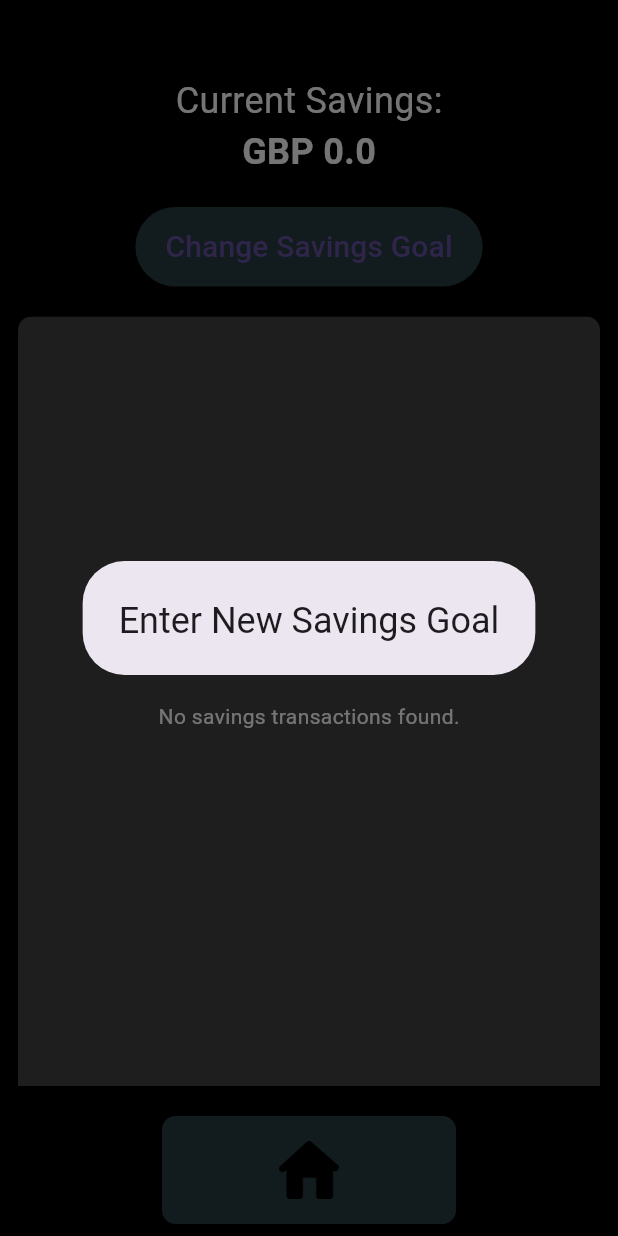
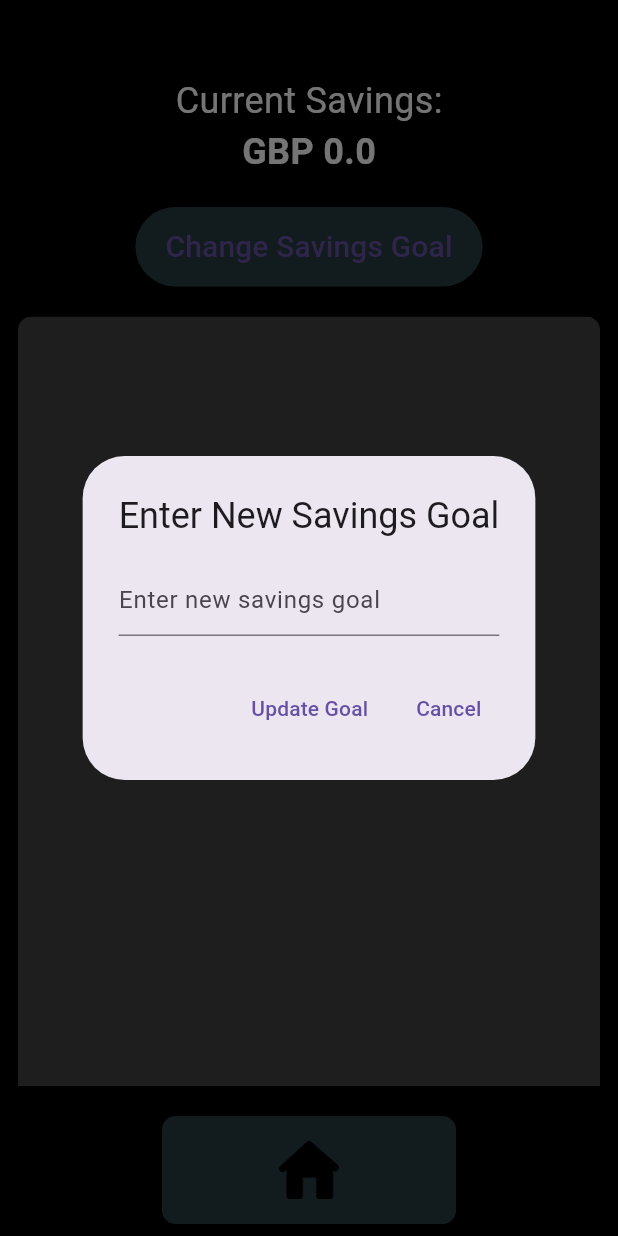
Before and after one commit to MWenerski/budgetapp, a Flutter app: the Savings screen opened directly, after a tap on "Change Savings Goal", on a phone screen of 412 x 824 dp. Run offline on Flutter 3.47's test engine with Material 3 defaults, Android fonts, the phone set to English and light mode, and no system bars; our stand-ins replace carousel_slider, fl_chart, fluttertoast, shared_preferences, sqflite; missing offline and left inert: bcrypt; accounts and stored records are empty.

Commit message:
Final commit

```diff
--- a/lib/main.dart
+++ b/lib/main.dart
@@ -69,6 +69,13 @@ class LoginWidgetState extends State<LoginWidget> {
           MaterialPageRoute(builder: (context) => Profile()),
         );
       }
+      void fetchGlobalGoal() async {
+        double goal = await globalGoalPrefs();
+        setState(() {
+          globalGoal = goal;
+        });
+      }
+      fetchGlobalGoal();
     }
   }
 
--- a/lib/new_transaction.dart
+++ b/lib/new_transaction.dart
@@ -28,6 +28,7 @@ class TransactionPageState extends State<TransactionPage> {
     'Transportation',
     'Shopping',
     'Entertainment',
+    'Savings',
     'Other'
   ];
 
--- a/lib/savings.dart
+++ b/lib/savings.dart
@@ -1,5 +1,6 @@
 import 'package:budgetapp/carousel.dart';
 import 'package:flutter/material.dart';
+import 'package:shared_preferences/shared_preferences.dart';
 import 'globals.dart';
 import 'package:budgetapp/transactions.dart' as budget_transactions;
 import 'buttons.dart';
@@ -60,8 +61,48 @@ class SavingsState extends State<Savings> {
               showDialog(
                 context: context,
                 builder: (context) {
+                  TextEditingController controller = TextEditingController();
+
                   return AlertDialog(
                     title: Text('Enter New Savings Goal'),
+                    content: TextField(
+                      controller: controller,
+                      keyboardType:
+                          TextInputType.numberWithOptions(decimal: true),
+                      decoration: InputDecoration(
+                        hintText: 'Enter new savings goal',
+                      ),
+                    ),
+                    actions: [
+                      TextButton(
+                        onPressed: () {
+                          String input = controller.text;
+                          if (input.isNotEmpty &&
+                              double.tryParse(input) != null) {
+                            double newGoal = double.parse(input);
+                            setState(() {
+                              globalGoal = newGoal;
+                            });
+                            SharedPreferences.getInstance().then((prefs) {
+                              prefs.setDouble('goal', newGoal);
+                            });
+                            Navigator.of(context).pop();
+                          } else {
+                            ScaffoldMessenger.of(context).showSnackBar(
+                              SnackBar(
+                                  content: Text('Please enter a valid number')),
+                            );
+                          }
+                        },
+                        child: Text('Update Goal'),
+                      ),
+                      TextButton(
+                        onPressed: () {
+                          Navigator.of(context).pop();
+                        },
+                        child: Text('Cancel'),
+                      ),
+                    ],
                   );
                 },
               );
```
Also changed, not shown: lib/globals.dart (+11 -0 lines).
